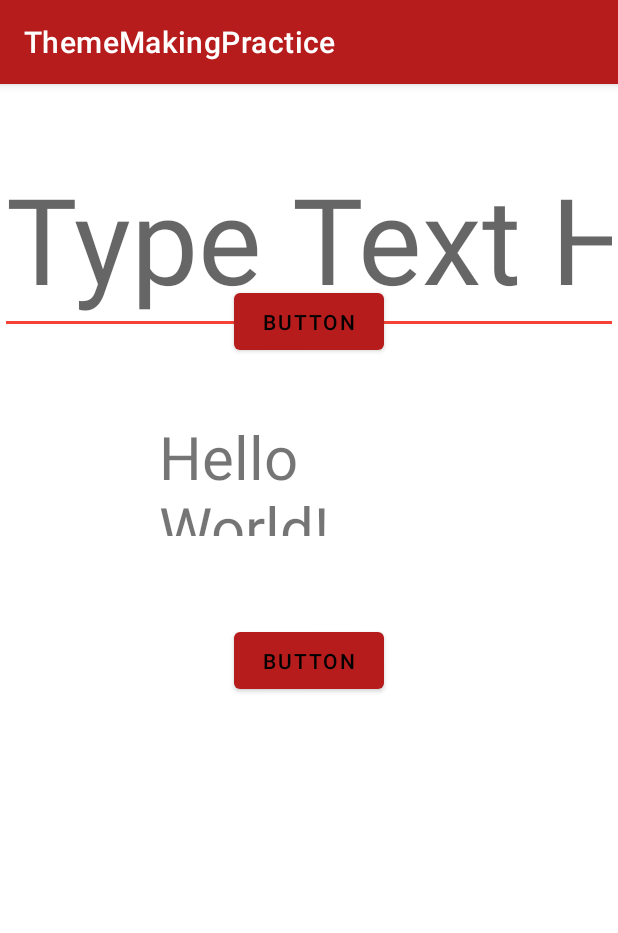
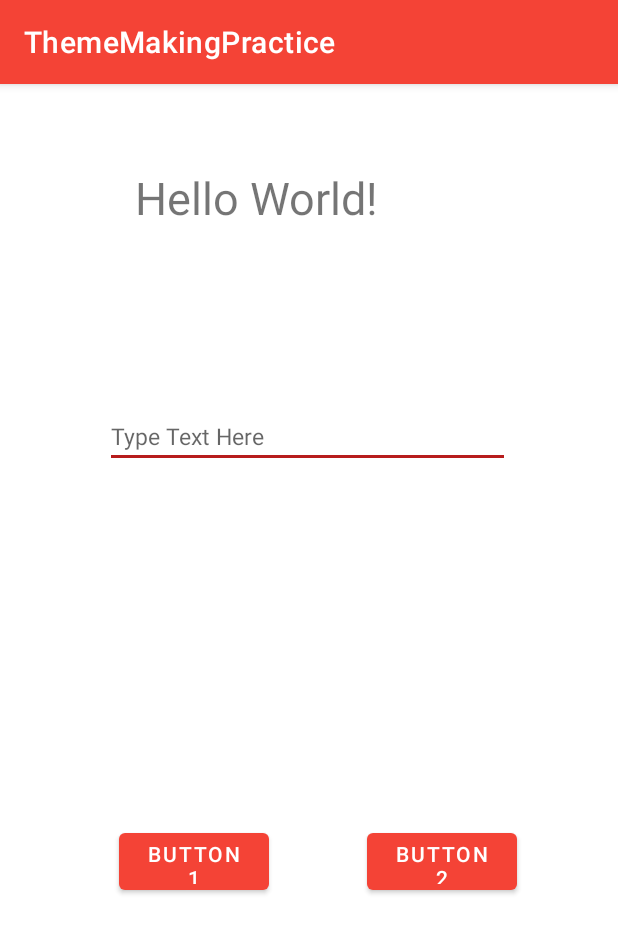
Before and after one commit to JensLundsgaard/ThemePractice, an Android app: the screen it shows after launch (MainActivity), on a phone screen of 412 x 824 dp. Shown: the top 933 px of the screen. Run offline under Robolectric (Android 15) with nearby library versions, the phone set to English and light mode, and no system bars.

Commit message:
Added some functionality

```diff
--- a/app/src/main/AndroidManifest.xml
+++ b/app/src/main/AndroidManifest.xml
@@ -11,7 +11,7 @@
         android:label="@string/app_name"
         android:roundIcon="@mipmap/ic_launcher_round"
         android:supportsRtl="true"
-        android:theme="@style/Theme.MyTheme2"
+        android:theme="@style/Theme.MyTheme"
         tools:targetApi="31">
         <activity
             android:name=".MainActivity"
--- a/app/src/main/java/com/example/thememakingpractice/MainActivity.java
+++ b/app/src/main/java/com/example/thememakingpractice/MainActivity.java
@@ -3,6 +3,7 @@ package com.example.thememakingpractice;
 import androidx.appcompat.app.AppCompatActivity;
 
 import android.os.Bundle;
+import android.view.View;
 
 public class MainActivity extends AppCompatActivity {
 
@@ -11,4 +12,12 @@ public class MainActivity extends AppCompatActivity {
         super.onCreate(savedInstanceState);
         setContentView(R.layout.activity_main);
     }
+    public void setTheme1(View v){
+        setTheme(R.style.Theme_MyTheme);
+        setContentView(R.layout.activity_main);
+    }
+    public void setTheme2(View v){
+        setTheme(R.style.Theme_MyTheme2);
+        setContentView(R.layout.activity_main);
+    }
 }
--- a/app/src/main/res/layout/activity_main.xml
+++ b/app/src/main/res/layout/activity_main.xml
@@ -7,52 +7,50 @@
     tools:context=".MainActivity">
 
     <TextView
-        android:layout_width="@dimen/textViewWidth"
-        android:layout_height="@dimen/textViewHeight"
+        style="@style/TextViewStyle"
         android:text="Hello World!"
-        android:textSize="@dimen/textSize"
         app:layout_constraintBottom_toBottomOf="parent"
         app:layout_constraintEnd_toEndOf="parent"
-        app:layout_constraintHorizontal_bias="@dimen/horizontalBias"
+        app:layout_constraintHorizontal_bias="0.426"
         app:layout_constraintStart_toStartOf="parent"
         app:layout_constraintTop_toTopOf="parent"
-        app:layout_constraintVertical_bias="0.322" />
+        app:layout_constraintVertical_bias="0.08" />
 
     <Button
         android:id="@+id/button"
-        android:layout_width="@dimen/buttonWidth"
-        android:layout_height="@dimen/buttonHeight"
-        android:text="Button"
+        style="@style/ButtonStyle"
+        android:text="Button 1"
+        android:onClick="setTheme1"
         app:layout_constraintBottom_toBottomOf="parent"
         app:layout_constraintEnd_toEndOf="parent"
-        app:layout_constraintHorizontal_bias="@dimen/horizontalBias"
+        app:layout_constraintHorizontal_bias="0.254"
         app:layout_constraintStart_toStartOf="parent"
         app:layout_constraintTop_toTopOf="parent"
-        app:layout_constraintVertical_bias="0.186" />
+        app:layout_constraintVertical_bias="0.687" />
 
     <Button
         android:id="@+id/button2"
-        android:layout_width="@dimen/buttonWidth"
-        android:layout_height="@dimen/buttonHeight"
-        android:text="Button"
+        style="@style/ButtonStyle"
+        android:text="Button 2"
+        android:onClick="setTheme2"
         app:layout_constraintBottom_toBottomOf="parent"
         app:layout_constraintEnd_toEndOf="parent"
-        app:layout_constraintHorizontal_bias="@dimen/horizontalBias"
+        app:layout_constraintHorizontal_bias="0.784"
         app:layout_constraintStart_toStartOf="parent"
-        app:layout_constraintTop_toTopOf="parent" />
+        app:layout_constraintTop_toTopOf="parent"
+        app:layout_constraintVertical_bias="0.687" />
 
     <EditText
         android:id="@+id/editText1"
+        style="@style/EditTextStyle"
         android:layout_width="wrap_content"
         android:layout_height="wrap_content"
-        android:ems="10"
         android:inputType="textPersonName"
-        style="@style/EditTextStyle"
         app:layout_constraintBottom_toBottomOf="parent"
         app:layout_constraintEnd_toEndOf="parent"
+        app:layout_constraintHorizontal_bias="0.491"
         app:layout_constraintStart_toStartOf="parent"
         app:layout_constraintTop_toTopOf="parent"
-        app:layout_constraintHorizontal_bias="@dimen/horizontalBias"
-        app:layout_constraintVertical_bias="0.061" />
+        app:layout_constraintVertical_bias="0.295" />
 
 </androidx.constraintlayout.widget.ConstraintLayout>
--- a/app/src/main/res/values/dimens.xml
+++ b/app/src/main/res/values/dimens.xml
@@ -4,7 +4,8 @@
     <dimen name="buttonHeight">50dp</dimen>
     <dimen name="textViewWidth">200dp</dimen>
     <dimen name="textViewHeight">80dp</dimen>
-    <dimen name="textSize">40sp</dimen>
+    <dimen name="textSize">30sp</dimen>
     <dimen name="horizontalBias">0.5</dimen>
+    <dimen name="editTextEms">10</dimen>
 
 </resources>
--- a/app/src/main/res/values/themes.xml
+++ b/app/src/main/res/values/themes.xml
@@ -16,12 +16,12 @@
 
     <style name="Theme.MyTheme2" parent="Theme.MaterialComponents.DayNight.DarkActionBar">
         <!-- Primary brand color. -->
-        <item name="colorPrimary">@color/secondaryColor</item>
-        <item name="colorPrimaryVariant">@color/secondaryLightColor</item>
+        <item name="colorPrimary">@color/black</item>
+        <item name="colorPrimaryVariant">@color/purple_200</item>
         <item name="colorOnPrimary">@color/black</item>
         <!-- Secondary brand color. -->
-        <item name="colorSecondary">@color/primaryColor</item>
-        <item name="colorSecondaryVariant">@color/primaryLightColor</item>
+        <item name="colorSecondary">@color/purple_700</item>
+        <item name="colorSecondaryVariant">@color/purple_500</item>
         <item name="colorOnSecondary">@color/black</item>
         <!-- Status bar color. -->
         <item name="android:statusBarColor" tools:targetApi="l">?attr/colorPrimaryVariant</item>
@@ -30,7 +30,18 @@
 
     <style name="EditTextStyle">
         <item name="android:hint">Type Text Here</item>
-        <item name="android:textSize">80sp</item>
+        <item name="android:textSize">15sp</item>
+        <item name="android:ems">15</item>
+    </style>
 
+    <style name="ButtonStyle">
+        <item name="android:layout_width">@dimen/buttonWidth</item>
+        <item name="android:layout_height">@dimen/buttonHeight</item>
+    </style>
+
+    <style name="TextViewStyle">
+        <item name="android:layout_width">@dimen/textViewWidth</item>
+        <item name="android:layout_height">@dimen/textViewHeight</item>
+        <item name="android:textSize">@dimen/textSize</item>
     </style>
 </resources>
```
